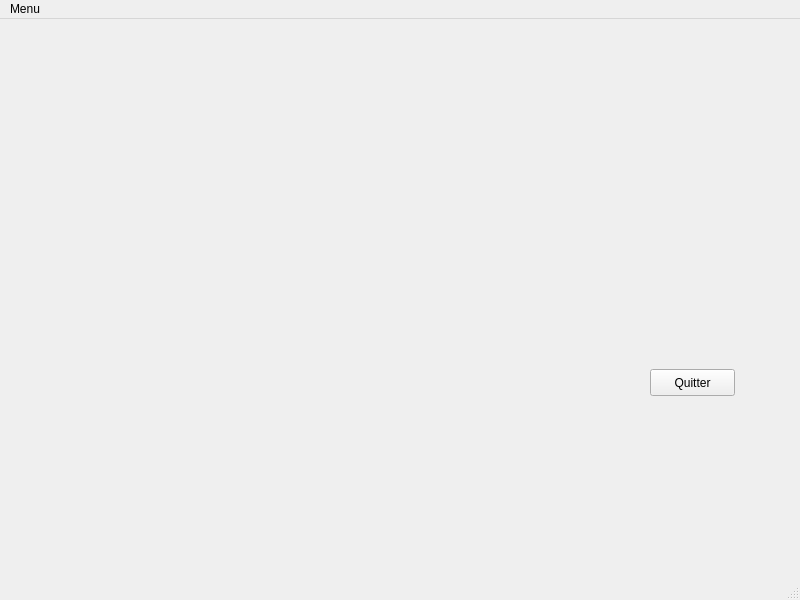
This is Formulaire/formulaire.ui in edwinandradeospino/CplusConsoleQt as Qt 5 draws it before an edit. The edited form follows.
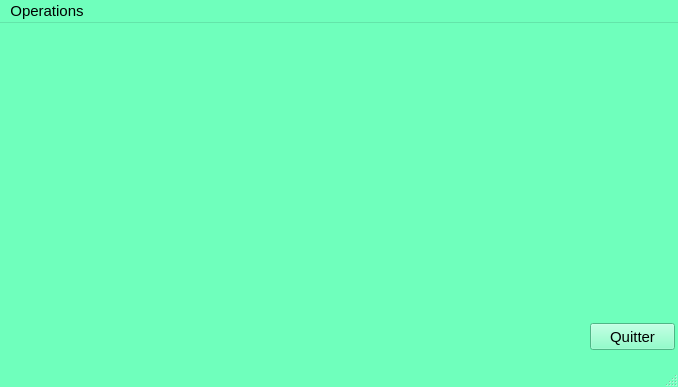
This is the edited form.

```diff
--- a/Formulaire/formulaire.ui
+++ b/Formulaire/formulaire.ui
@@ -6,10 +6,430 @@
    <rect>
     <x>0</x>
     <y>0</y>
-    <width>800</width>
-    <height>600</height>
+    <width>678</width>
+    <height>387</height>
    </rect>
   </property>
+  <property name="palette">
+   <palette>
+    <active>
+     <colorrole role="WindowText">
+      <brush brushstyle="SolidPattern">
+       <color alpha="255">
+        <red>0</red>
+        <green>0</green>
+        <blue>0</blue>
+       </color>
+      </brush>
+     </colorrole>
+     <colorrole role="Button">
+      <brush brushstyle="SolidPattern">
+       <color alpha="255">
+        <red>124</red>
+        <green>101</green>
+        <blue>255</blue>
+       </color>
+      </brush>
+     </colorrole>
+     <colorrole role="Light">
+      <brush brushstyle="SolidPattern">
+       <color alpha="255">
+        <red>239</red>
+        <green>255</green>
+        <blue>248</blue>
+       </color>
+      </brush>
+     </colorrole>
+     <colorrole role="Midlight">
+      <brush brushstyle="SolidPattern">
+       <color alpha="255">
+        <red>175</red>
+        <green>255</green>
+        <blue>218</blue>
+       </color>
+      </brush>
+     </colorrole>
+     <colorrole role="Dark">
+      <brush brushstyle="SolidPattern">
+       <color alpha="255">
+        <red>55</red>
+        <green>127</green>
+        <blue>94</blue>
+       </color>
+      </brush>
+     </colorrole>
+     <colorrole role="Mid">
+      <brush brushstyle="SolidPattern">
+       <color alpha="255">
+        <red>74</red>
+        <green>170</green>
+        <blue>125</blue>
+       </color>
+      </brush>
+     </colorrole>
+     <colorrole role="Text">
+      <brush brushstyle="SolidPattern">
+       <color alpha="255">
+        <red>0</red>
+        <green>0</green>
+        <blue>0</blue>
+       </color>
+      </brush>
+     </colorrole>
+     <colorrole role="BrightText">
+      <brush brushstyle="SolidPattern">
+       <color alpha="255">
+        <red>255</red>
+        <green>255</green>
+        <blue>255</blue>
+       </color>
+      </brush>
+     </colorrole>
+     <colorrole role="ButtonText">
+      <brush brushstyle="SolidPattern">
+       <color alpha="255">
+        <red>0</red>
+        <green>0</green>
+        <blue>0</blue>
+       </color>
+      </brush>
+     </colorrole>
+     <colorrole role="Base">
+      <brush brushstyle="SolidPattern">
+       <color alpha="255">
+        <red>255</red>
+        <green>255</green>
+        <blue>255</blue>
+       </color>
+      </brush>
+     </colorrole>
+     <colorrole role="Window">
+      <brush brushstyle="SolidPattern">
+       <color alpha="255">
+        <red>111</red>
+        <green>255</green>
+        <blue>188</blue>
+       </color>
+      </brush>
+     </colorrole>
+     <colorrole role="Shadow">
+      <brush brushstyle="SolidPattern">
+       <color alpha="255">
+        <red>0</red>
+        <green>0</green>
+        <blue>0</blue>
+       </color>
+      </brush>
+     </colorrole>
+     <colorrole role="AlternateBase">
+      <brush brushstyle="SolidPattern">
+       <color alpha="255">
+        <red>183</red>
+        <green>255</green>
+        <blue>221</blue>
+       </color>
+      </brush>
+     </colorrole>
+     <colorrole role="ToolTipBase">
+      <brush brushstyle="SolidPattern">
+       <color alpha="255">
+        <red>255</red>
+        <green>255</green>
+        <blue>220</blue>
+       </color>
+      </brush>
+     </colorrole>
+     <colorrole role="ToolTipText">
+      <brush brushstyle="SolidPattern">
+       <color alpha="255">
+        <red>0</red>
+        <green>0</green>
+        <blue>0</blue>
+       </color>
+      </brush>
+     </colorrole>
+    </active>
+    <inactive>
+     <colorrole role="WindowText">
+      <brush brushstyle="SolidPattern">
+       <color alpha="255">
+        <red>0</red>
+        <green>0</green>
+        <blue>0</blue>
+       </color>
+      </brush>
+     </colorrole>
+     <colorrole role="Button">
+      <brush brushstyle="SolidPattern">
+       <color alpha="255">
+        <red>111</red>
+        <green>255</green>
+        <blue>188</blue>
+       </color>
+      </brush>
+     </colorrole>
+     <colorrole role="Light">
+      <brush brushstyle="SolidPattern">
+       <color alpha="255">
+        <red>239</red>
+        <green>255</green>
+        <blue>248</blue>
+       </color>
+      </brush>
+     </colorrole>
+     <colorrole role="Midlight">
+      <brush brushstyle="SolidPattern">
+       <color alpha="255">
+        <red>175</red>
+        <green>255</green>
+        <blue>218</blue>
+       </color>
+      </brush>
+     </colorrole>
+     <colorrole role="Dark">
+      <brush brushstyle="SolidPattern">
+       <color alpha="255">
+        <red>55</red>
+        <green>127</green>
+        <blue>94</blue>
+       </color>
+      </brush>
+     </colorrole>
+     <colorrole role="Mid">
+      <brush brushstyle="SolidPattern">
+       <color alpha="255">
+        <red>74</red>
+        <green>170</green>
+        <blue>125</blue>
+       </color>
+      </brush>
+     </colorrole>
+     <colorrole role="Text">
+      <brush brushstyle="SolidPattern">
+       <color alpha="255">
+        <red>0</red>
+        <green>0</green>
+        <blue>0</blue>
+       </color>
+      </brush>
+     </colorrole>
+     <colorrole role="BrightText">
+      <brush brushstyle="SolidPattern">
+       <color alpha="255">
+        <red>255</red>
+        <green>255</green>
+        <blue>255</blue>
+       </color>
+      </brush>
+     </colorrole>
+     <colorrole role="ButtonText">
+      <brush brushstyle="SolidPattern">
+       <color alpha="255">
+        <red>0</red>
+        <green>0</green>
+        <blue>0</blue>
+       </color>
+      </brush>
+     </colorrole>
+     <colorrole role="Base">
+      <brush brushstyle="SolidPattern">
+       <color alpha="255">
+        <red>255</red>
+        <green>255</green>
+        <blue>255</blue>
+       </color>
+      </brush>
+     </colorrole>
+     <colorrole role="Window">
+      <brush brushstyle="SolidPattern">
+       <color alpha="255">
+        <red>111</red>
+        <green>255</green>
+        <blue>188</blue>
+       </color>
+      </brush>
+     </colorrole>
+     <colorrole role="Shadow">
+      <brush brushstyle="SolidPattern">
+       <color alpha="255">
+        <red>0</red>
+        <green>0</green>
+        <blue>0</blue>
+       </color>
+      </brush>
+     </colorrole>
+     <colorrole role="AlternateBase">
+      <brush brushstyle="SolidPattern">
+       <color alpha="255">
+        <red>183</red>
+        <green>255</green>
+        <blue>221</blue>
+       </color>
+      </brush>
+     </colorrole>
+     <colorrole role="ToolTipBase">
+      <brush brushstyle="SolidPattern">
+       <color alpha="255">
+        <red>255</red>
+        <green>255</green>
+        <blue>220</blue>
+       </color>
+      </brush>
+     </colorrole>
+     <colorrole role="ToolTipText">
+      <brush brushstyle="SolidPattern">
+       <color alpha="255">
+        <red>0</red>
+        <green>0</green>
+        <blue>0</blue>
+       </color>
+      </brush>
+     </colorrole>
+    </inactive>
+    <disabled>
+     <colorrole role="WindowText">
+      <brush brushstyle="SolidPattern">
+       <color alpha="255">
+        <red>55</red>
+        <green>127</green>
+        <blue>94</blue>
+       </color>
+      </brush>
+     </colorrole>
+     <colorrole role="Button">
+      <brush brushstyle="SolidPattern">
+       <color alpha="255">
+        <red>111</red>
+        <green>255</green>
+        <blue>188</blue>
+       </color>
+      </brush>
+     </colorrole>
+     <colorrole role="Light">
+      <brush brushstyle="SolidPattern">
+       <color alpha="255">
+        <red>239</red>
+        <green>255</green>
+        <blue>248</blue>
+       </color>
+      </brush>
+     </colorrole>
+     <colorrole role="Midlight">
+      <brush brushstyle="SolidPattern">
+       <color alpha="255">
+        <red>175</red>
+        <green>255</green>
+        <blue>218</blue>
+       </color>
+      </brush>
+     </colorrole>
+     <colorrole role="Dark">
+      <brush brushstyle="SolidPattern">
+       <color alpha="255">
+        <red>55</red>
+        <green>127</green>
+        <blue>94</blue>
+       </color>
+      </brush>
+     </colorrole>
+     <colorrole role="Mid">
+      <brush brushstyle="SolidPattern">
+       <color alpha="255">
+        <red>74</red>
+        <green>170</green>
+        <blue>125</blue>
+       </color>
+      </brush>
+     </colorrole>
+     <colorrole role="Text">
+      <brush brushstyle="SolidPattern">
+       <color alpha="255">
+        <red>55</red>
+        <green>127</green>
+        <blue>94</blue>
+       </color>
+      </brush>
+     </colorrole>
+     <colorrole role="BrightText">
+      <brush brushstyle="SolidPattern">
+       <color alpha="255">
+        <red>255</red>
+        <green>255</green>
+        <blue>255</blue>
+       </color>
+      </brush>
+     </colorrole>
+     <colorrole role="ButtonText">
+      <brush brushstyle="SolidPattern">
+       <color alpha="255">
+        <red>55</red>
+        <green>127</green>
+        <blue>94</blue>
+       </color>
+      </brush>
+     </colorrole>
+     <colorrole role="Base">
+      <brush brushstyle="SolidPattern">
+       <color alpha="255">
+        <red>111</red>
+        <green>255</green>
+        <blue>188</blue>
+       </color>
+      </brush>
+     </colorrole>
+     <colorrole role="Window">
+      <brush brushstyle="SolidPattern">
+       <color alpha="255">
+        <red>111</red>
+        <green>255</green>
+        <blue>188</blue>
+       </color>
+      </brush>
+     </colorrole>
+     <colorrole role="Shadow">
+      <brush brushstyle="SolidPattern">
+       <color alpha="255">
+        <red>0</red>
+        <green>0</green>
+        <blue>0</blue>
+       </color>
+      </brush>
+     </colorrole>
+     <colorrole role="AlternateBase">
+      <brush brushstyle="SolidPattern">
+       <color alpha="255">
+        <red>111</red>
+        <green>255</green>
+        <blue>188</blue>
+       </color>
+      </brush>
+     </colorrole>
+     <colorrole role="ToolTipBase">
+      <brush brushstyle="SolidPattern">
+       <color alpha="255">
+        <red>255</red>
+        <green>255</green>
+        <blue>220</blue>
+       </color>
+      </brush>
+     </colorrole>
+     <colorrole role="ToolTipText">
+      <brush brushstyle="SolidPattern">
+       <color alpha="255">
+        <red>0</red>
+        <green>0</green>
+        <blue>0</blue>
+       </color>
+      </brush>
+     </colorrole>
+    </disabled>
+   </palette>
+  </property>
+  <property name="font">
+   <font>
+    <pointsize>11</pointsize>
+   </font>
+  </property>
   <property name="windowTitle">
    <string>Fenêtre Principale</string>
   </property>
@@ -17,8 +437,8 @@
    <widget class="QPushButton" name="pushButton">
     <property name="geometry">
      <rect>
-      <x>650</x>
-      <y>350</y>
+      <x>590</x>
+      <y>300</y>
       <width>85</width>
       <height>27</height>
      </rect>
@@ -33,13 +453,13 @@
     <rect>
      <x>0</x>
      <y>0</y>
-     <width>800</width>
-     <height>27</height>
+     <width>678</width>
+     <height>30</height>
     </rect>
    </property>
    <widget class="QMenu" name="menuMenu">
     <property name="title">
-     <string>Menu</string>
+     <string>Operations</string>
     </property>
     <addaction name="actionQuitter"/>
    </widget>
```
Left out of the diff: 55 changed lines with no effect on the pictures.
